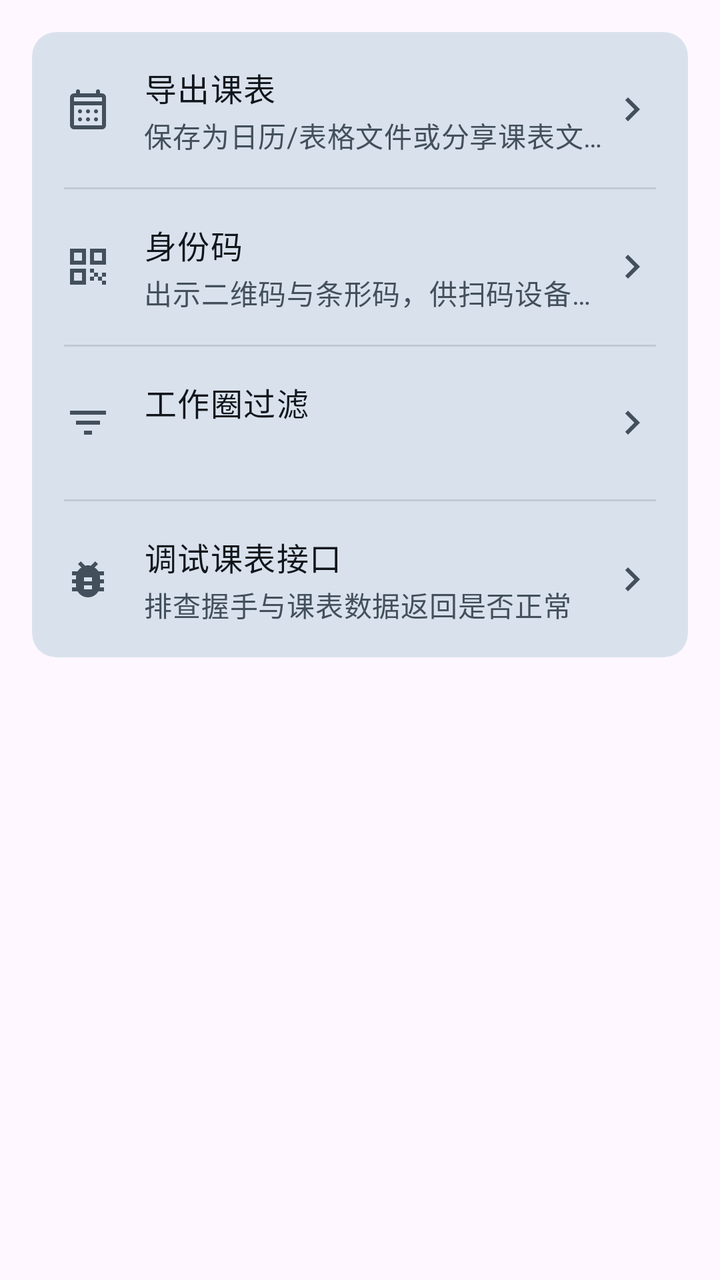
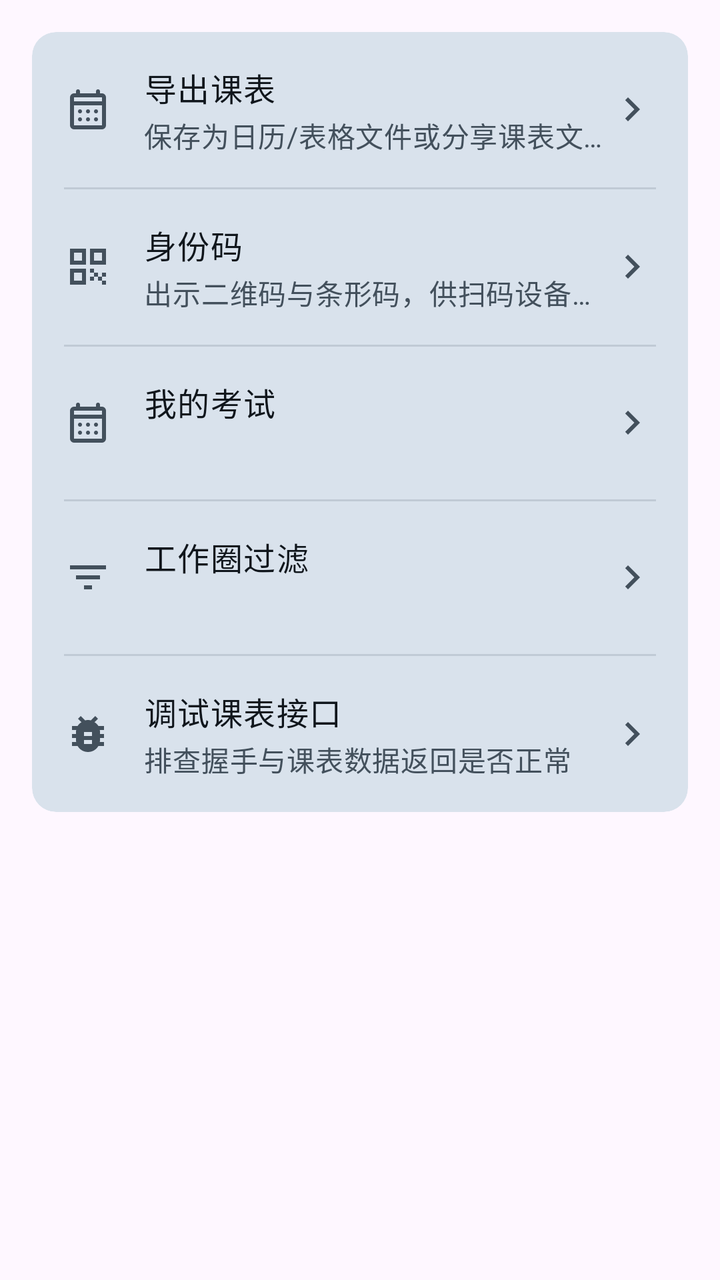

Screens rendered from an Android XML layout before and after an edit, with the pre-edit source and the edit as a unified diff.
<!-- AndroidManifest.xml: application theme Theme.LanhangLite -->
<!-- res/layout/view_settings_tools.xml -->
<?xml version="1.0" encoding="utf-8"?>
<LinearLayout xmlns:android="http://schemas.android.com/apk/res/android"
    xmlns:app="http://schemas.android.com/apk/res-auto"
    android:layout_width="match_parent"
    android:layout_height="wrap_content"
    android:orientation="vertical"
    android:paddingStart="@dimen/screen_padding_h"
    android:paddingTop="@dimen/screen_padding_h"
    android:paddingEnd="@dimen/screen_padding_h"
    android:paddingBottom="@dimen/content_padding_bottom_bare">

    <com.google.android.material.card.MaterialCardView
        style="@style/Widget.Lanhang.Card"
        android:layout_width="match_parent"
        android:layout_height="wrap_content">

        <LinearLayout
            android:layout_width="match_parent"
            android:layout_height="wrap_content"
            android:orientation="vertical">

            <LinearLayout
                android:id="@+id/exportScheduleButton"
                android:layout_width="match_parent"
                android:layout_height="wrap_content"
                android:background="?attr/selectableItemBackground"
                android:clickable="true"
                android:focusable="true"
                android:gravity="center_vertical"
                android:minHeight="@dimen/list_item_height_two_line"
                android:orientation="horizontal"
                android:paddingStart="@dimen/card_padding"
                android:paddingTop="@dimen/space_lg"
                android:paddingEnd="@dimen/card_padding"
                android:paddingBottom="@dimen/space_lg">

                <ImageView
                    android:layout_width="@dimen/icon_lg"
                    android:layout_height="@dimen/icon_lg"
                    android:contentDescription="@null"
                    android:src="@drawable/ic_calendar"
                    app:tint="?attr/colorOnSurfaceVariant" />

                <LinearLayout
                    android:layout_width="0dp"
                    android:layout_height="wrap_content"
                    android:layout_marginStart="@dimen/list_icon_gap"
                    android:layout_weight="1"
                    android:orientation="vertical">

                    <TextView
                        android:layout_width="wrap_content"
                        android:layout_height="wrap_content"
                        android:text="@string/settings_export_schedule"
                        android:textAppearance="@style/TextAppearance.Lanhang.BodyLarge"
                        android:textColor="?attr/colorOnSurface" />

                    <TextView
                        android:layout_width="wrap_content"
                        android:layout_height="wrap_content"
                        android:layout_marginTop="@dimen/space_xxs"
                        android:ellipsize="end"
                        android:maxLines="1"
                        android:text="@string/settings_export_schedule_subtitle"
                        android:textAppearance="@style/TextAppearance.Lanhang.BodyMedium"
                        android:textColor="?attr/colorOnSurfaceVariant" />
                </LinearLayout>

                <ImageView
                    android:layout_width="@dimen/icon_lg"
                    android:layout_height="@dimen/icon_lg"
                    android:contentDescription="@null"
                    android:src="@drawable/ic_chevron_right"
                    app:tint="?attr/colorOnSurfaceVariant" />
            </LinearLayout>

            <View
                android:layout_width="match_parent"
                android:layout_height="@dimen/divider_thickness"
                android:layout_marginStart="@dimen/card_padding"
                android:layout_marginEnd="@dimen/card_padding"
                android:background="?attr/colorOutlineVariant" />

            <LinearLayout
                android:id="@+id/rowIdCard"
                android:layout_width="match_parent"
                android:layout_height="wrap_content"
                android:background="?attr/selectableItemBackground"
                android:clickable="true"
                android:focusable="true"
                android:gravity="center_vertical"
                android:minHeight="@dimen/list_item_height_two_line"
                android:orientation="horizontal"
                android:paddingStart="@dimen/card_padding"
                android:paddingTop="@dimen/space_lg"
                android:paddingEnd="@dimen/card_padding"
                android:paddingBottom="@dimen/space_lg">

                <ImageView
                    android:layout_width="@dimen/icon_lg"
                    android:layout_height="@dimen/icon_lg"
                    android:contentDescription="@null"
                    android:src="@drawable/ic_qr_code"
                    app:tint="?attr/colorOnSurfaceVariant" />

                <LinearLayout
                    android:layout_width="0dp"
                    android:layout_height="wrap_content"
                    android:layout_marginStart="@dimen/list_icon_gap"
                    android:layout_weight="1"
                    android:orientation="vertical">

                    <TextView
                        android:layout_width="wrap_content"
                        android:layout_height="wrap_content"
                        android:text="@string/settings_id_card"
                        android:textAppearance="@style/TextAppearance.Lanhang.BodyLarge"
                        android:textColor="?attr/colorOnSurface" />

                    <TextView
                        android:layout_width="wrap_content"
                        android:layout_height="wrap_content"
                        android:layout_marginTop="@dimen/space_xxs"
                        android:ellipsize="end"
                        android:maxLines="1"
                        android:text="@string/settings_id_card_subtitle"
                        android:textAppearance="@style/TextAppearance.Lanhang.BodyMedium"
                        android:textColor="?attr/colorOnSurfaceVariant" />
                </LinearLayout>

                <ImageView
                    android:layout_width="@dimen/icon_lg"
                    android:layout_height="@dimen/icon_lg"
                    android:contentDescription="@null"
                    android:src="@drawable/ic_chevron_right"
                    app:tint="?attr/colorOnSurfaceVariant" />
            </LinearLayout>

            <View
                android:layout_width="match_parent"
                android:layout_height="@dimen/divider_thickness"
                android:layout_marginStart="@dimen/card_padding"
                android:layout_marginEnd="@dimen/card_padding"
                android:background="?attr/colorOutlineVariant" />

            

            
            <LinearLayout
                android:id="@+id/rowMomentsFilter"
                android:layout_width="match_parent"
                android:layout_height="wrap_content"
                android:background="?attr/selectableItemBackground"
                android:clickable="true"
                android:focusable="true"
                android:gravity="center_vertical"
                android:minHeight="@dimen/list_item_height_two_line"
                android:orientation="horizontal"
                android:paddingStart="@dimen/card_padding"
                android:paddingTop="@dimen/space_lg"
                android:paddingEnd="@dimen/card_padding"
                android:paddingBottom="@dimen/space_lg">

                <ImageView
                    android:layout_width="@dimen/icon_lg"
                    android:layout_height="@dimen/icon_lg"
                    android:contentDescription="@null"
                    android:src="@drawable/ic_filter_list"
                    app:tint="?attr/colorOnSurfaceVariant" />

                <LinearLayout
                    android:layout_width="0dp"
                    android:layout_height="wrap_content"
                    android:layout_marginStart="@dimen/list_icon_gap"
                    android:layout_weight="1"
                    android:orientation="vertical">

                    <TextView
                        android:layout_width="wrap_content"
                        android:layout_height="wrap_content"
                        android:text="@string/moments_filter_title"
                        android:textAppearance="@style/TextAppearance.Lanhang.BodyLarge"
                        android:textColor="?attr/colorOnSurface" />

                    <TextView
                        android:id="@+id/tvMomentsFilterSummary"
                        android:layout_width="wrap_content"
                        android:layout_height="wrap_content"
                        android:layout_marginTop="@dimen/space_xxs"
                        android:ellipsize="end"
                        android:maxLines="1"
                        android:textAppearance="@style/TextAppearance.Lanhang.BodyMedium"
                        android:textColor="?attr/colorOnSurfaceVariant" />
                </LinearLayout>

                <ImageView
                    android:layout_width="@dimen/icon_lg"
                    android:layout_height="@dimen/icon_lg"
                    android:contentDescription="@null"
                    android:src="@drawable/ic_chevron_right"
                    app:tint="?attr/colorOnSurfaceVariant" />
            </LinearLayout>

            <View
                android:layout_width="match_parent"
                android:layout_height="@dimen/divider_thickness"
                android:layout_marginStart="@dimen/card_padding"
                android:layout_marginEnd="@dimen/card_padding"
                android:background="?attr/colorOutlineVariant" />

            
            <LinearLayout
                android:id="@+id/rowDebugSchedule"
                android:layout_width="match_parent"
                android:layout_height="wrap_content"
                android:background="?attr/selectableItemBackground"
                android:clickable="true"
                android:focusable="true"
                android:gravity="center_vertical"
                android:minHeight="@dimen/list_item_height_two_line"
                android:orientation="horizontal"
                android:paddingStart="@dimen/card_padding"
                android:paddingTop="@dimen/space_lg"
                android:paddingEnd="@dimen/card_padding"
                android:paddingBottom="@dimen/space_lg">

                <ImageView
                    android:layout_width="@dimen/icon_lg"
                    android:layout_height="@dimen/icon_lg"
                    android:contentDescription="@null"
                    android:src="@drawable/ic_bug_report"
                    app:tint="?attr/colorOnSurfaceVariant" />

                <LinearLayout
                    android:layout_width="0dp"
                    android:layout_height="wrap_content"
                    android:layout_marginStart="@dimen/list_icon_gap"
                    android:layout_weight="1"
                    android:orientation="vertical">

                    <TextView
                        android:layout_width="wrap_content"
                        android:layout_height="wrap_content"
                        android:text="@string/settings_debug_schedule"
                        android:textAppearance="@style/TextAppearance.Lanhang.BodyLarge"
                        android:textColor="?attr/colorOnSurface" />

                    <TextView
                        android:layout_width="wrap_content"
                        android:layout_height="wrap_content"
                        android:layout_marginTop="@dimen/space_xxs"
                        android:ellipsize="end"
                        android:maxLines="1"
                        android:text="@string/settings_debug_schedule_subtitle"
                        android:textAppearance="@style/TextAppearance.Lanhang.BodyMedium"
                        android:textColor="?attr/colorOnSurfaceVariant" />
                </LinearLayout>

                <ImageView
                    android:layout_width="@dimen/icon_lg"
                    android:layout_height="@dimen/icon_lg"
                    android:contentDescription="@null"
                    android:src="@drawable/ic_chevron_right"
                    app:tint="?attr/colorOnSurfaceVariant" />
            </LinearLayout>
        </LinearLayout>
    </com.google.android.material.card.MaterialCardView>
</LinearLayout>
<!-- resources referenced by this layout -->
<resources>
  <dimen name="card_padding">16dp</dimen>
  <dimen name="content_padding_bottom_bare">32dp</dimen>
  <dimen name="divider_thickness">1dp</dimen>
  <dimen name="icon_lg">24dp</dimen>
  <dimen name="list_icon_gap">16dp</dimen>
  <dimen name="list_item_height_two_line">72dp</dimen>
  <dimen name="screen_padding_h">16dp</dimen>
  <dimen name="space_lg">16dp</dimen>
  <dimen name="space_xxs">2dp</dimen>
  <!-- drawable ic_chevron_right (drawable) -->
  <?xml version="1.0" encoding="utf-8"?>
  <vector xmlns:android="http://schemas.android.com/apk/res/android"
      android:width="24dp"
      android:height="24dp"
      android:viewportWidth="24"
      android:viewportHeight="24"
      android:tint="?attr/colorControlNormal">
      <path
          android:fillColor="@android:color/white"
          android:pathData="M10,6L8.59,7.41 13.17,12l-4.58,4.59L10,18l6,-6z" />
  </vector>
  <!-- drawable ic_filter_list (drawable) -->
  <?xml version="1.0" encoding="utf-8"?>
  <vector xmlns:android="http://schemas.android.com/apk/res/android"
      android:width="24dp"
      android:height="24dp"
      android:viewportWidth="24"
      android:viewportHeight="24">
      <path
          android:fillColor="#FF000000"
          android:pathData="M10,18h4v-2h-4v2zM3,6v2h18V6H3zM6,13h12v-2H6v2z" />
  </vector>
  <string name="moments_filter_title">工作圈过滤</string>
  <string name="settings_debug_schedule">调试课表接口</string>
  <string name="settings_debug_schedule_subtitle">排查握手与课表数据返回是否正常</string>
  <string name="settings_export_schedule">导出课表</string>
  <string name="settings_export_schedule_subtitle">保存为日历/表格文件或分享课表文本</string>
  <string name="settings_id_card">身份码</string>
  <string name="settings_id_card_subtitle">出示二维码与条形码，供扫码设备核验身份</string>
  <style name="TextAppearance.Lanhang.BodyLarge" parent="TextAppearance.Material3.BodyLarge">
          <item name="android:textSize">@dimen/text_body_large</item>
      </style>
  <style name="TextAppearance.Lanhang.BodyMedium" parent="TextAppearance.Material3.BodyMedium">
          <item name="android:textSize">@dimen/text_body_medium</item>
      </style>
  <style name="Widget.Lanhang.Card" parent="Widget.Material3.CardView.Filled" />
  <style name="Theme.LanhangLite" parent="Base.Theme.LanhangLite" />
  <dimen name="text_body_large">16sp</dimen>
  <dimen name="text_body_medium">14sp</dimen>
  <style name="Animation.Lanhang.Window" parent="android:style/Animation.Activity">
          <item name="android:activityOpenEnterAnimation">@anim/motion_window_fade_in</item>
          <item name="android:activityOpenExitAnimation">@anim/motion_window_fade_out</item>
          <item name="android:activityCloseEnterAnimation">@anim/motion_window_fade_in</item>
          <item name="android:activityCloseExitAnimation">@anim/motion_window_fade_out</item>
      </style>
  <color name="primary">#084168</color>
  <color name="on_primary">#FFFFFFFF</color>
  <color name="primary_container">#D4E9F7</color>
  <color name="on_primary_container">#052F4A</color>
  <color name="secondary_container">#D4E9F7</color>
  <color name="on_secondary_container">#052F4A</color>
  <color name="surface">#F7F9FC</color>
  <color name="surface_container_lowest">#FFFFFF</color>
  <color name="surface_container_low">#F0F4F9</color>
  <color name="surface_container">#EAF0F6</color>
  <color name="surface_container_high">#E1E9F1</color>
  <color name="surface_container_highest">#D9E2EC</color>
  <color name="surface_variant">#DCE5EE</color>
  <color name="on_surface">#10161C</color>
  <color name="on_surface_variant">#43505C</color>
  <color name="outline">#6F7C89</color>
  <color name="outline_variant">#C0CAD5</color>
  <!-- unchanged entries left out for length: 4 -->
</resources>

<!-- the commit's change to res/layout/view_settings_tools.xml (unified diff, before → after) -->
@@ -144,46 +144,44 @@
                 android:background="?attr/colorOutlineVariant" />
 
             
-
-            
-            <LinearLayout
-                android:id="@+id/rowMomentsFilter"
-                android:layout_width="match_parent"
-                android:layout_height="wrap_content"
-                android:background="?attr/selectableItemBackground"
-                android:clickable="true"
-                android:focusable="true"
-                android:gravity="center_vertical"
-                android:minHeight="@dimen/list_item_height_two_line"
-                android:orientation="horizontal"
-                android:paddingStart="@dimen/card_padding"
-                android:paddingTop="@dimen/space_lg"
-                android:paddingEnd="@dimen/card_padding"
-                android:paddingBottom="@dimen/space_lg">
-
-                <ImageView
-                    android:layout_width="@dimen/icon_lg"
-                    android:layout_height="@dimen/icon_lg"
-                    android:contentDescription="@null"
-                    android:src="@drawable/ic_filter_list"
-                    app:tint="?attr/colorOnSurfaceVariant" />
-
-                <LinearLayout
-                    android:layout_width="0dp"
-                    android:layout_height="wrap_content"
-                    android:layout_marginStart="@dimen/list_icon_gap"
-                    android:layout_weight="1"
-                    android:orientation="vertical">
-
-                    <TextView
-                        android:layout_width="wrap_content"
-                        android:layout_height="wrap_content"
-                        android:text="@string/moments_filter_title"
-                        android:textAppearance="@style/TextAppearance.Lanhang.BodyLarge"
-                        android:textColor="?attr/colorOnSurface" />
-
-                    <TextView
-                        android:id="@+id/tvMomentsFilterSummary"
+            <LinearLayout
+                android:id="@+id/rowExams"
+                android:layout_width="match_parent"
+                android:layout_height="wrap_content"
+                android:background="?attr/selectableItemBackground"
+                android:clickable="true"
+                android:focusable="true"
+                android:gravity="center_vertical"
+                android:minHeight="@dimen/list_item_height_two_line"
+                android:orientation="horizontal"
+                android:paddingStart="@dimen/card_padding"
+                android:paddingTop="@dimen/space_lg"
+                android:paddingEnd="@dimen/card_padding"
+                android:paddingBottom="@dimen/space_lg">
+
+                <ImageView
+                    android:layout_width="@dimen/icon_lg"
+                    android:layout_height="@dimen/icon_lg"
+                    android:contentDescription="@null"
+                    android:src="@drawable/ic_calendar"
+                    app:tint="?attr/colorOnSurfaceVariant" />
+
+                <LinearLayout
+                    android:layout_width="0dp"
+                    android:layout_height="wrap_content"
+                    android:layout_marginStart="@dimen/list_icon_gap"
+                    android:layout_weight="1"
+                    android:orientation="vertical">
+
+                    <TextView
+                        android:layout_width="wrap_content"
+                        android:layout_height="wrap_content"
+                        android:text="@string/local_exam_list_title"
+                        android:textAppearance="@style/TextAppearance.Lanhang.BodyLarge"
+                        android:textColor="?attr/colorOnSurface" />
+
+                    <TextView
+                        android:id="@+id/tvExamSummary"
                         android:layout_width="wrap_content"
                         android:layout_height="wrap_content"
                         android:layout_marginTop="@dimen/space_xxs"
@@ -209,6 +207,71 @@
                 android:background="?attr/colorOutlineVariant" />
 
             
+
+            
+            <LinearLayout
+                android:id="@+id/rowMomentsFilter"
+                android:layout_width="match_parent"
+                android:layout_height="wrap_content"
+                android:background="?attr/selectableItemBackground"
+                android:clickable="true"
+                android:focusable="true"
+                android:gravity="center_vertical"
+                android:minHeight="@dimen/list_item_height_two_line"
+                android:orientation="horizontal"
+                android:paddingStart="@dimen/card_padding"
+                android:paddingTop="@dimen/space_lg"
+                android:paddingEnd="@dimen/card_padding"
+                android:paddingBottom="@dimen/space_lg">
+
+                <ImageView
+                    android:layout_width="@dimen/icon_lg"
+                    android:layout_height="@dimen/icon_lg"
+                    android:contentDescription="@null"
+                    android:src="@drawable/ic_filter_list"
+                    app:tint="?attr/colorOnSurfaceVariant" />
+
+                <LinearLayout
+                    android:layout_width="0dp"
+                    android:layout_height="wrap_content"
+                    android:layout_marginStart="@dimen/list_icon_gap"
+                    android:layout_weight="1"
+                    android:orientation="vertical">
+
+                    <TextView
+                        android:layout_width="wrap_content"
+                        android:layout_height="wrap_content"
+                        android:text="@string/moments_filter_title"
+                        android:textAppearance="@style/TextAppearance.Lanhang.BodyLarge"
+                        android:textColor="?attr/colorOnSurface" />
+
+                    <TextView
+                        android:id="@+id/tvMomentsFilterSummary"
+                        android:layout_width="wrap_content"
+                        android:layout_height="wrap_content"
+                        android:layout_marginTop="@dimen/space_xxs"
+                        android:ellipsize="end"
+                        android:maxLines="1"
+                        android:textAppearance="@style/TextAppearance.Lanhang.BodyMedium"
+                        android:textColor="?attr/colorOnSurfaceVariant" />
+                </LinearLayout>
+
+                <ImageView
+                    android:layout_width="@dimen/icon_lg"
+                    android:layout_height="@dimen/icon_lg"
+                    android:contentDescription="@null"
+                    android:src="@drawable/ic_chevron_right"
+                    app:tint="?attr/colorOnSurfaceVariant" />
+            </LinearLayout>
+
+            <View
+                android:layout_width="match_parent"
+                android:layout_height="@dimen/divider_thickness"
+                android:layout_marginStart="@dimen/card_padding"
+                android:layout_marginEnd="@dimen/card_padding"
+                android:background="?attr/colorOutlineVariant" />
+
+            
             <LinearLayout
                 android:id="@+id/rowDebugSchedule"
                 android:layout_width="match_parent"
<!-- resource entries referenced after the edit -->
@@ -32,6 +32,7 @@
           android:fillColor="#FF000000"
           android:pathData="M10,18h4v-2h-4v2zM3,6v2h18V6H3zM6,13h12v-2H6v2z" />
   </vector>
+  <string name="local_exam_list_title">我的考试</string>
   <string name="moments_filter_title">工作圈过滤</string>
   <string name="settings_debug_schedule">调试课表接口</string>
   <string name="settings_debug_schedule_subtitle">排查握手与课表数据返回是否正常</string>
